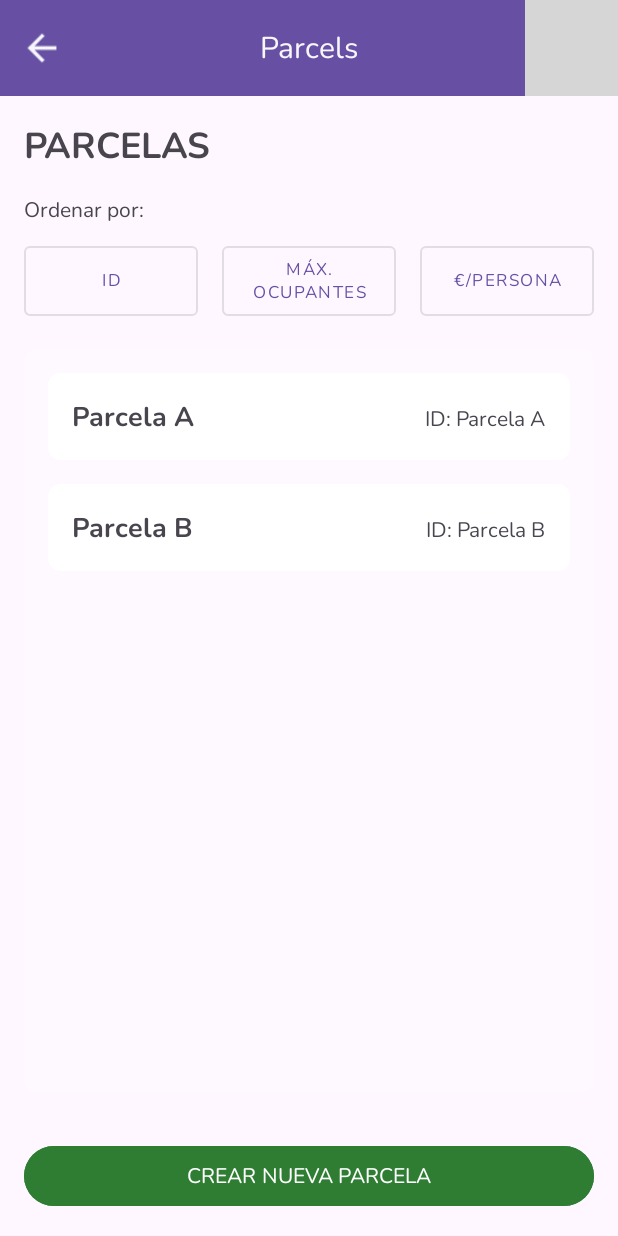
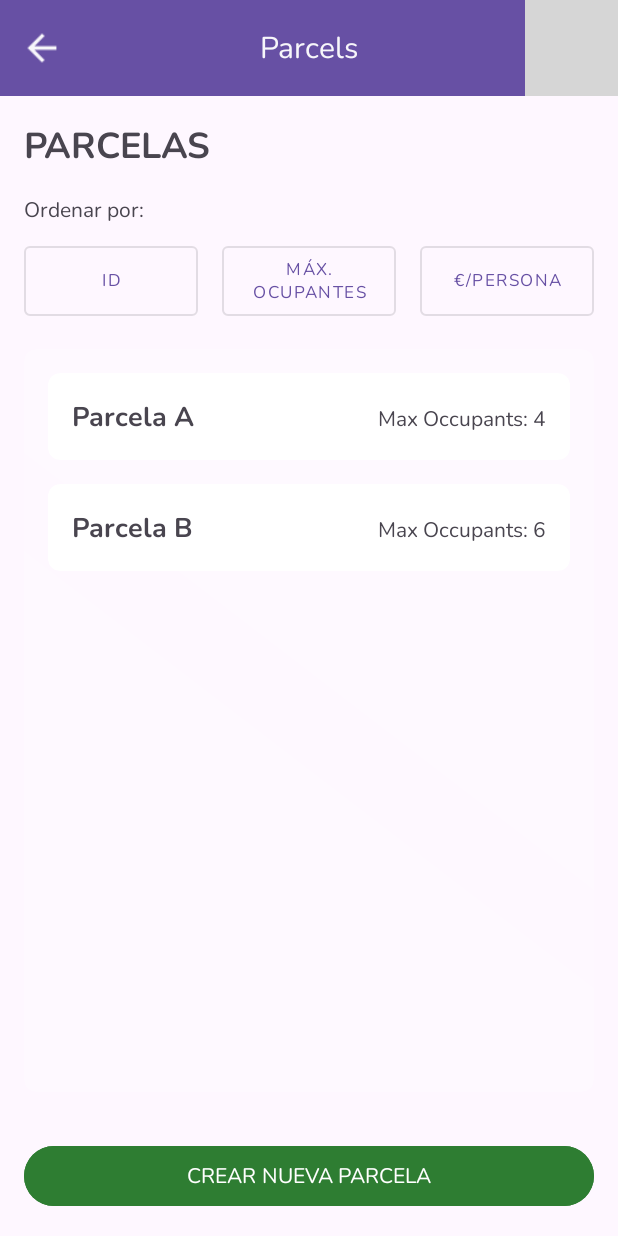
Before and after one commit to jmquilez/ing-software-camping-app, an Android app: the ParcelFeedActivity screen opened directly, with no data from a screen before it, after a tap on an icon or button, on a phone screen of 412 x 824 dp. Run offline under Robolectric (Android 15) with nearby library versions, the phone set to English and light mode, and no system bars; our stand-ins replace Room's generated code; grey boxes are pictures that could not be loaded.

Commit message:
trabajo en clase

```diff
--- a/app/src/main/java/es/unizar/eina/T213_camping/ui/parcelas/listado/ParcelAdapter.java
+++ b/app/src/main/java/es/unizar/eina/T213_camping/ui/parcelas/listado/ParcelAdapter.java
@@ -83,4 +83,10 @@ public class ParcelAdapter extends ListAdapter<Parcela, ParcelAdapter.ViewHolder
             return areItemsTheSame(oldItem, newItem);
         }
     }
+
+    public void updateSortingCriteria(String newSortingCriteria) {
+        this.sortingCriteria = newSortingCriteria;
+        // notifyDataSetChanged(); // Force refresh of all items => DEPRECATED
+        notifyItemRangeChanged(0, getItemCount());
+    }
 }
--- a/app/src/main/java/es/unizar/eina/T213_camping/ui/parcelas/listado/ParcelFeedActivity.java
+++ b/app/src/main/java/es/unizar/eina/T213_camping/ui/parcelas/listado/ParcelFeedActivity.java
@@ -3,6 +3,7 @@ package es.unizar.eina.T213_camping.ui.parcelas.listado;
 import android.app.Dialog;
 import android.content.Intent;
 import android.os.Bundle;
+import android.util.Log;
 import android.widget.Toast;
 import androidx.activity.result.ActivityResultLauncher;
 import androidx.activity.result.contract.ActivityResultContracts;
@@ -15,6 +16,7 @@ import java.util.Collections;
 import java.util.Comparator;
 import java.util.List;
 import java.util.Objects;
+import java.util.ArrayList;
 
 import es.unizar.eina.T213_camping.R;
 import es.unizar.eina.T213_camping.database.models.Parcela;
@@ -65,6 +67,7 @@ public class ParcelFeedActivity extends BaseActivity {
     private void setupViewModel() {
         parcelaViewModel = new ViewModelProvider(this).get(ParcelaViewModel.class);
         parcelaViewModel.getAllParcelas().observe(this, parcelas -> {
+            Log.i("LIVEDATA_UPDATED, PARCELAS", parcelas.toString());
             parcelList = parcelas;
             sortParcels();
         });
@@ -78,9 +81,21 @@ public class ParcelFeedActivity extends BaseActivity {
     }
 
     private void setupSortingButtons() {
-        findViewById(R.id.parcel_sort_id_button).setOnClickListener(v -> sortParcels(ParcelConstants.SORT_ID));
-        findViewById(R.id.parcel_sort_occupants_button).setOnClickListener(v -> sortParcels(ParcelConstants.SORT_MAX_OCCUPANTS));
-        findViewById(R.id.parcel_sort_price_button).setOnClickListener(v -> sortParcels(ParcelConstants.SORT_EUR_PERSONA));
+        findViewById(R.id.parcel_sort_id_button).setOnClickListener(v -> {
+            currentSortingCriteria = ParcelConstants.SORT_ID;
+            // parcelAdapter.updateSortingCriteria(currentSortingCriteria);
+            sortParcels();
+        });
+        findViewById(R.id.parcel_sort_occupants_button).setOnClickListener(v -> {
+            currentSortingCriteria = ParcelConstants.SORT_MAX_OCCUPANTS;
+            // parcelAdapter.updateSortingCriteria(currentSortingCriteria);
+            sortParcels();
+        });
+        findViewById(R.id.parcel_sort_price_button).setOnClickListener(v -> {
+            currentSortingCriteria = ParcelConstants.SORT_EUR_PERSONA;
+            // parcelAdapter.updateSortingCriteria(currentSortingCriteria);
+            sortParcels();
+        });
     }
 
     private void setupCreateParcelButton() {
@@ -100,11 +115,6 @@ public class ParcelFeedActivity extends BaseActivity {
         );
     }
 
-    private void sortParcels(String criteria) {
-        currentSortingCriteria = criteria;
-        sortParcels();
-    }
-
     private void sortParcels() {
         if (parcelList != null) {
             Comparator<Parcela> comparator;
@@ -116,9 +126,17 @@ public class ParcelFeedActivity extends BaseActivity {
                 comparator = Comparator.comparing(Parcela::getNombre);
             }
 
-            // TODO: revise that it works properly => IT DOESN'T SEEM TO
-            parcelList.sort(comparator);
-            parcelAdapter.submitList(parcelList);
+            List<Parcela> sortedList = new ArrayList<>(parcelList);
+            sortedList.sort(comparator);
+
+            for (Parcela p: sortedList) {
+                Log.d("PARCEL_X", String.valueOf(p.getMaxOcupantes()));
+            }
+
+            parcelAdapter.updateSortingCriteria(currentSortingCriteria);
+            Log.d("PARCEL_LIST", parcelList.toString());
+            parcelAdapter.submitList(sortedList);
+            parcelList = sortedList;
         }
     }
 
@@ -159,7 +177,7 @@ public class ParcelFeedActivity extends BaseActivity {
             loadingDialog.dismiss();
 
             // Force refresh the list after operation
-            refreshParcelList();
+            // refreshParcelList();
         }, 2000);
     }
 
@@ -183,7 +201,7 @@ public class ParcelFeedActivity extends BaseActivity {
             extras.getDouble(ParcelConstants.PRICE_PER_PERSON)
         );
         parcelaViewModel.update(parcela);
-        refreshParcelList();
+        // refreshParcelList();
         // TODO: conditional?
         DialogUtils.showSuccessDialog(this, "Parcela actualizada con éxito.", R.drawable.ic_update_success);
     }
```
